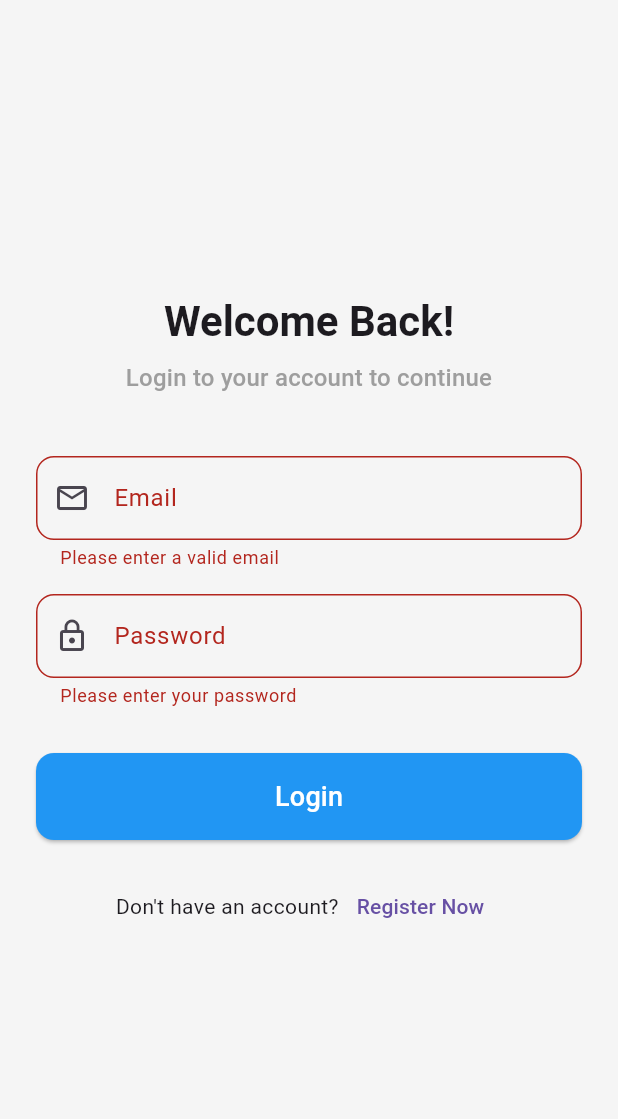
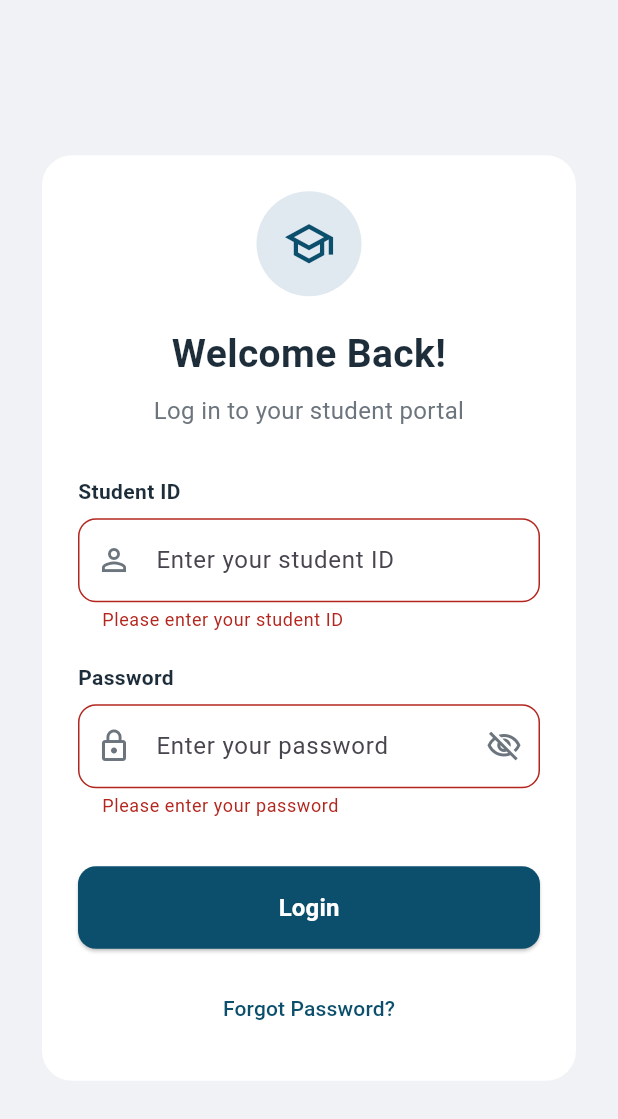
Before and after one commit to Kalhara926/Student_Attendance_Mobile-App, a Flutter app: the screen it shows after launch, after a tap on "Login", on a phone screen of 412 x 824 dp. Shown: the top 1119 px of the screen. Run offline on Flutter 3.47's test engine with Material 3 defaults, Android fonts, the phone set to English and light mode, and no system bars; our stand-ins replace cloud_firestore, firebase_auth, firebase_core, firebase_database, geolocator, introduction_screen; accounts and stored records are empty.

Commit message:
Initial commit

```diff
--- a/lib/auth/login_screen.dart
+++ b/lib/auth/login_screen.dart
@@ -2,7 +2,8 @@ import 'package:flutter/material.dart';
 import 'package:student_attendance_app/screens/main_screen.dart';
 import 'package:student_attendance_app/services/auth_service.dart';
 
-import 'register_screen.dart';
+// RegisterScreen එක අවශ්‍ය නම් import කරගන්න.
+// import 'register_screen.dart';
 
 class LoginScreen extends StatefulWidget {
   const LoginScreen({super.key});
@@ -13,20 +14,24 @@ class LoginScreen extends StatefulWidget {
 
 class _LoginScreenState extends State<LoginScreen> {
   final _formKey = GlobalKey<FormState>();
-  final _emailController = TextEditingController();
+  // UI එකට ගැලපෙන්න controller එකේ නම වෙනස් කළා
+  final _studentIdController = TextEditingController();
   final _passwordController = TextEditingController();
 
   final AuthService _authService = AuthService();
 
   bool _isLoading = false;
+  bool _isPasswordVisible = false; // Password visibility control කිරීමට
 
   @override
   void dispose() {
-    _emailController.dispose();
+    _studentIdController.dispose();
     _passwordController.dispose();
     super.dispose();
   }
 
+  // Login logic එකේ කිසිම වෙනසක් කරලා නැහැ.
+  // Student ID එක email විදිහට භාවිතා කරනවා කියලා උපකල්පනය කරනවා.
   Future<void> _login() async {
     FocusScope.of(context).unfocus();
 
@@ -35,21 +40,19 @@ class _LoginScreenState extends State<LoginScreen> {
         _isLoading = true;
       });
 
+      // මෙතනදී Student ID එක තමයි email විදිහට යවන්නේ
       var user = await _authService.signIn(
-        _emailController.text.trim(),
+        _studentIdController.text.trim(),
         _passwordController.text.trim(),
       );
 
       if (user != null) {
-        // Login සාර්ථක නම්, MainScreen (Home, Profile තියෙන screen එක) එකට යනවා
-        print("Login successful for user: ${user.uid}");
         if (mounted) {
           Navigator.of(context).pushReplacement(
             MaterialPageRoute(builder: (_) => const MainScreen()),
           );
         }
       } else {
-        // Login අසාර්ථක නම්, error message එකක් පෙන්වනවා
         if (mounted) {
           ScaffoldMessenger.of(context).showSnackBar(
             const SnackBar(
@@ -70,9 +73,24 @@ class _LoginScreenState extends State<LoginScreen> {
 
   @override
   Widget build(BuildContext context) {
+    // Design එකේ තියෙන පාටවල්
+    const primaryColor = Color(0xFF0B4F6C);
+    const backgroundColor = Color(0xFFF0F2F5);
+    const textColor = Color(0xFF1D2D3A);
+    const subtleTextColor = Color(0xFF6C757D);
+
     return Scaffold(
+      backgroundColor: backgroundColor,
       body: Center(
         child: SingleChildScrollView(
+          padding: const EdgeInsets.symmetric(horizontal: 24.0),
+          child: Card(
+            elevation: 0, // No shadow needed if background is not white
+            color: Colors.white,
+            shape: RoundedRectangleBorder(
+              borderRadius: BorderRadius.circular(20),
+            ),
+            child: Padding(
               padding: const EdgeInsets.all(24.0),
               child: Form(
                 key: _formKey,
@@ -80,56 +98,110 @@ class _LoginScreenState extends State<LoginScreen> {
                   mainAxisAlignment: MainAxisAlignment.center,
                   crossAxisAlignment: CrossAxisAlignment.stretch,
                   children: [
-                Text(
+                    // --- Header ---
+                    const CircleAvatar(
+                      radius: 35,
+                      backgroundColor: Color(0xFFE0E8F0),
+                      child: Icon(
+                        Icons.school_outlined,
+                        color: primaryColor,
+                        size: 35,
+                      ),
+                    ),
+                    const SizedBox(height: 20),
+                    const Text(
                       "Welcome Back!",
-                  style: Theme.of(context).textTheme.headlineMedium?.copyWith(
+                      style: TextStyle(
+                        fontSize: 26,
                         fontWeight: FontWeight.bold,
+                        color: textColor,
                       ),
                       textAlign: TextAlign.center,
                     ),
                     const SizedBox(height: 8),
-                Text(
-                  "Login to your account to continue",
-                  style: Theme.of(
-                    context,
-                  ).textTheme.titleMedium?.copyWith(color: Colors.grey),
+                    const Text(
+                      "Log in to your student portal",
+                      style: TextStyle(fontSize: 16, color: subtleTextColor),
                       textAlign: TextAlign.center,
                     ),
-                const SizedBox(height: 40),
+                    const SizedBox(height: 32),
 
-                // Email Field
-                TextFormField(
-                  controller: _emailController,
-                  decoration: const InputDecoration(
-                    labelText: "Email",
-                    prefixIcon: Icon(Icons.email_outlined),
-                    border: OutlineInputBorder(
-                      borderRadius: BorderRadius.all(Radius.circular(12)),
+                    // --- Student ID Field ---
+                    const Text(
+                      'Student ID',
+                      style: TextStyle(
+                        fontWeight: FontWeight.bold,
+                        color: textColor,
                       ),
                     ),
-                  keyboardType: TextInputType.emailAddress,
+                    const SizedBox(height: 8),
+                    TextFormField(
+                      controller: _studentIdController,
+                      decoration: InputDecoration(
+                        hintText: "Enter your student ID",
+                        prefixIcon: const Icon(
+                          Icons.person_outline,
+                          color: subtleTextColor,
+                        ),
+                        border: OutlineInputBorder(
+                          borderRadius: BorderRadius.circular(12),
+                          borderSide: BorderSide(color: Colors.grey.shade300),
+                        ),
+                        enabledBorder: OutlineInputBorder(
+                          borderRadius: BorderRadius.circular(12),
+                          borderSide: BorderSide(color: Colors.grey.shade300),
+                        ),
+                      ),
+                      keyboardType: TextInputType.text, // Email වෙනුවට text
                       validator: (value) {
-                    if (value == null ||
-                        value.isEmpty ||
-                        !value.contains('@')) {
-                      return 'Please enter a valid email';
+                        if (value == null || value.isEmpty) {
+                          return 'Please enter your student ID';
                         }
                         return null;
                       },
                     ),
-                const SizedBox(height: 16),
+                    const SizedBox(height: 20),
 
-                // Password Field
+                    // --- Password Field ---
+                    const Text(
+                      'Password',
+                      style: TextStyle(
+                        fontWeight: FontWeight.bold,
+                        color: textColor,
+                      ),
+                    ),
+                    const SizedBox(height: 8),
                     TextFormField(
                       controller: _passwordController,
-                  decoration: const InputDecoration(
-                    labelText: "Password",
-                    prefixIcon: Icon(Icons.lock_outline),
+                      decoration: InputDecoration(
+                        hintText: "Enter your password",
+                        prefixIcon: const Icon(
+                          Icons.lock_outline,
+                          color: subtleTextColor,
+                        ),
+                        suffixIcon: IconButton(
+                          icon: Icon(
+                            _isPasswordVisible
+                                ? Icons.visibility_outlined
+                                : Icons.visibility_off_outlined,
+                            color: subtleTextColor,
+                          ),
+                          onPressed: () {
+                            setState(() {
+                              _isPasswordVisible = !_isPasswordVisible;
+                            });
+                          },
+                        ),
                         border: OutlineInputBorder(
-                      borderRadius: BorderRadius.all(Radius.circular(12)),
+                          borderRadius: BorderRadius.circular(12),
+                          borderSide: BorderSide(color: Colors.grey.shade300),
+                        ),
+                        enabledBorder: OutlineInputBorder(
+                          borderRadius: BorderRadius.circular(12),
+                          borderSide: BorderSide(color: Colors.grey.shade300),
                         ),
                       ),
-                  obscureText: true,
+                      obscureText: !_isPasswordVisible,
                       validator: (value) {
                         if (value == null || value.isEmpty) {
                           return 'Please enter your password';
@@ -137,45 +209,49 @@ class _LoginScreenState extends State<LoginScreen> {
                         return null;
                       },
                     ),
-                const SizedBox(height: 30),
+                    const SizedBox(height: 32),
 
-                // Login Button
+                    // --- Login Button ---
                     _isLoading
                         ? const Center(child: CircularProgressIndicator())
                         : ElevatedButton(
                             onPressed: _login,
                             style: ElevatedButton.styleFrom(
                               padding: const EdgeInsets.symmetric(vertical: 16),
+                              backgroundColor: primaryColor,
                               shape: RoundedRectangleBorder(
                                 borderRadius: BorderRadius.circular(12),
                               ),
-                          backgroundColor: Colors.blue,
                             ),
                             child: const Text(
                               "Login",
-                          style: TextStyle(fontSize: 18, color: Colors.white),
+                              style: TextStyle(
+                                fontSize: 16,
+                                color: Colors.white,
+                                fontWeight: FontWeight.bold,
                               ),
                             ),
-                const SizedBox(height: 20),
+                          ),
+                    const SizedBox(height: 16),
 
-                // Register Link
-                Row(
-                  mainAxisAlignment: MainAxisAlignment.center,
-                  children: [
-                    const Text("Don't have an account?"),
+                    // --- Forgot Password Link ---
                     TextButton(
                       onPressed: () {
-                        Navigator.of(context).push(
-                          MaterialPageRoute(
-                            builder: (_) => const RegisterScreen(),
+                        // TODO: Forgot Password logic එක මෙතනට දාන්න
+                        ScaffoldMessenger.of(context).showSnackBar(
+                          const SnackBar(
+                            content: Text("Forgot Password clicked!"),
                           ),
                         );
                       },
-                      child: const Text("Register Now"),
+                      child: const Text(
+                        "Forgot Password?",
+                        style: TextStyle(color: primaryColor),
+                      ),
                     ),
                   ],
                 ),
-              ],
+              ),
             ),
           ),
         ),
```
Lines whose indentation alone changed are shown as unchanged.
